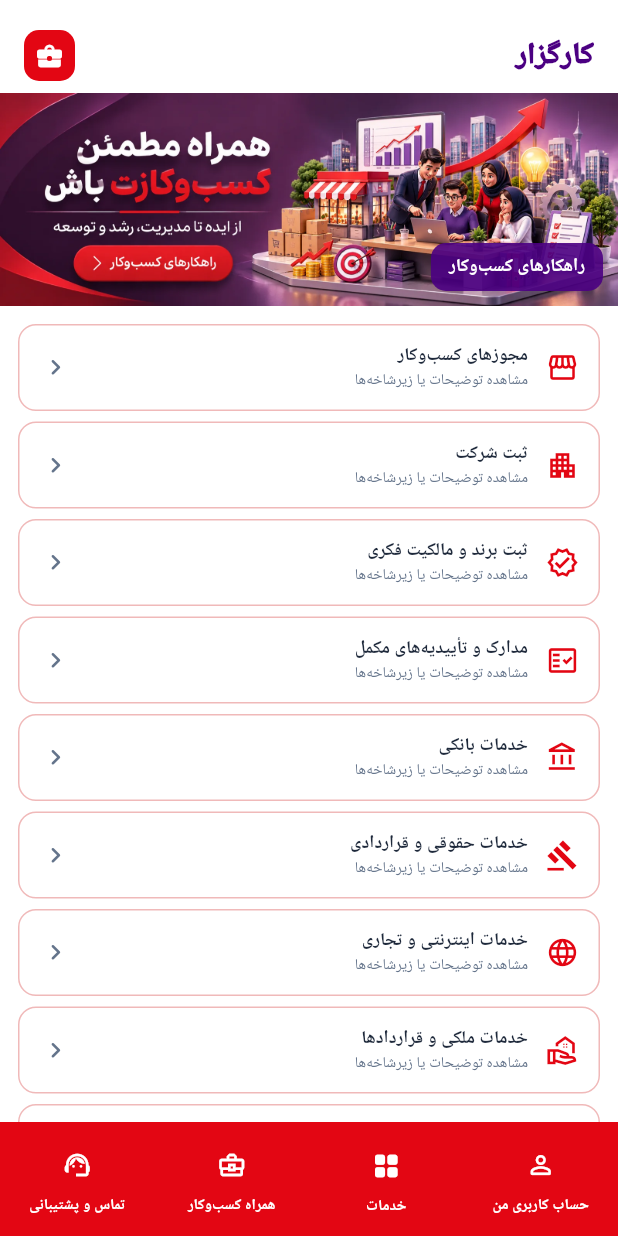
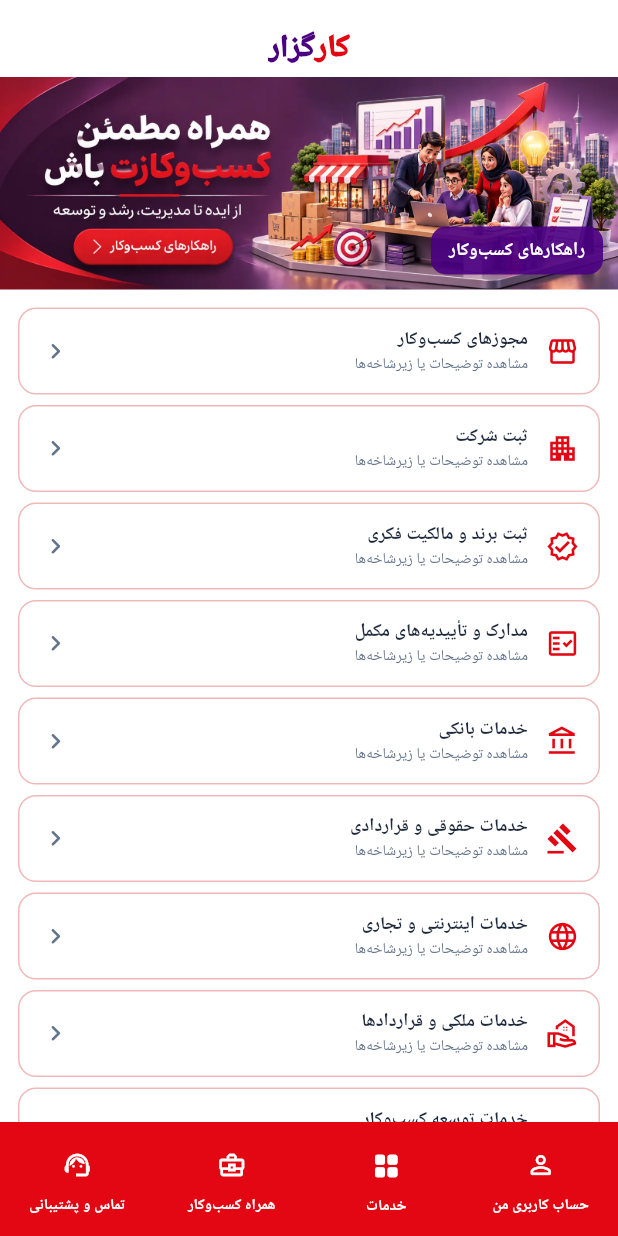
Before and after one commit to barakbabyco-lab/kargozar-website, a Flutter app: the screen it shows after launch, on a phone screen of 412 x 824 dp. Run offline on Flutter 3.47's test engine with Material 3 defaults, Android fonts, the phone set to English and light mode, and no system bars; our stand-ins replace flutter_secure_storage.

Commit message:
Center two-color Kargozar wordmark above banners and reduce header height

```diff
--- a/mobile/lib/features/content/app_content.dart
+++ b/mobile/lib/features/content/app_content.dart
@@ -320,34 +320,28 @@ class _AppBannerStripState extends State<AppBannerStrip> {
           Padding(
             padding: const EdgeInsets.fromLTRB(16, 18, 16, 6),
             child: SizedBox(
-              height: 38,
-              child: Row(
-                children: [
-                  const Text(
-                    'کارگزار',
-                    textDirection: TextDirection.rtl,
+              height: 27,
+              child: Center(
+                child: RichText(
+                  textDirection: TextDirection.rtl,
+                  text: const TextSpan(
                     style: TextStyle(
-                      color: Color(0xFF4B0082),
-                      fontSize: 20,
+                      fontSize: 21,
                       fontWeight: FontWeight.w900,
-                      letterSpacing: -0.4,
+                      letterSpacing: -0.7,
                     ),
+                    children: [
+                      TextSpan(
+                        text: 'کار',
+                        style: TextStyle(color: Color(0xFFE30613)),
+                      ),
+                      TextSpan(
+                        text: 'گزار',
+                        style: TextStyle(color: Color(0xFF4B0082)),
+                      ),
+                    ],
                   ),
-                  const Spacer(),
-                  Container(
-                    width: 34,
-                    height: 34,
-                    decoration: BoxDecoration(
-                      color: const Color(0xFFE30613),
-                      borderRadius: BorderRadius.circular(10),
-                    ),
-                    child: const Icon(
-                      Icons.business_center_rounded,
-                      color: Colors.white,
-                      size: 20,
-                    ),
-                  ),
-                ],
+                ),
               ),
             ),
           ),
```
